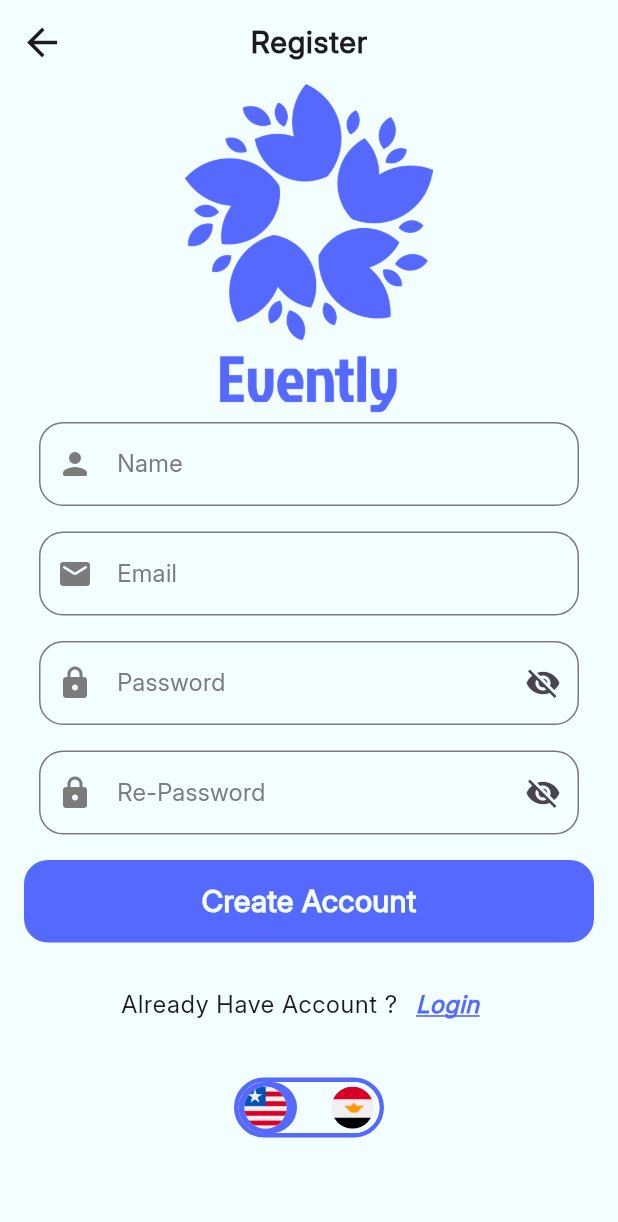
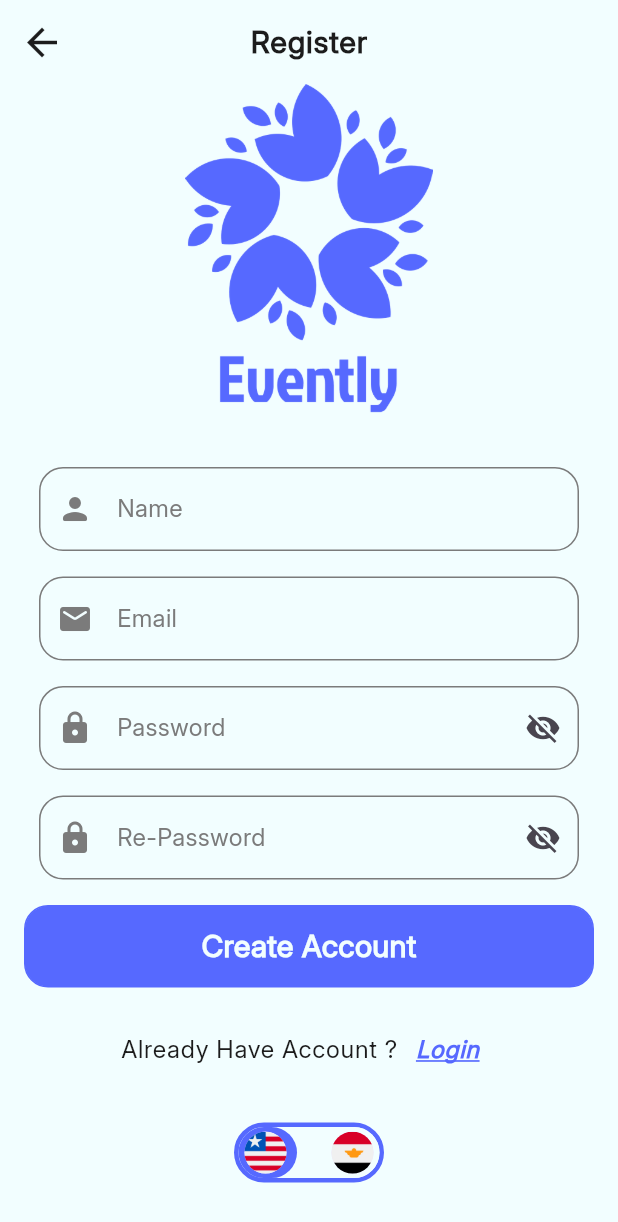
Before and after one commit to Momen0Waleed/Evently, a Flutter app: the CreateAccount screen opened by its route, on a phone screen of 412 x 824 dp. Shown: the top 1222 px of the screen. Run offline on Flutter 3.47's test engine with Material 3 defaults, Android fonts, the phone set to English and light mode, and no system bars; our stand-ins replace shared_preferences; accounts and stored records are empty.

Commit message:
Finishing Authentication Screens UI and the TextFields Validation V.2

```diff
--- a/lib/modules/authentication/create_account.dart
+++ b/lib/modules/authentication/create_account.dart
@@ -53,8 +53,9 @@ class _CreateAccountState extends State<CreateAccount> {
           crossAxisAlignment: CrossAxisAlignment.center,
           children: [
             Image.asset(ImagesName.splashLogo, width: dynamicSize.width * 0.4),
-            SizedBox(
+            Container(
               height: dynamicSize.height * 0.5,
+              margin: EdgeInsets.only(top: 30),
               child: Form(
                 key: _formKey,
                 child: Column(
```
